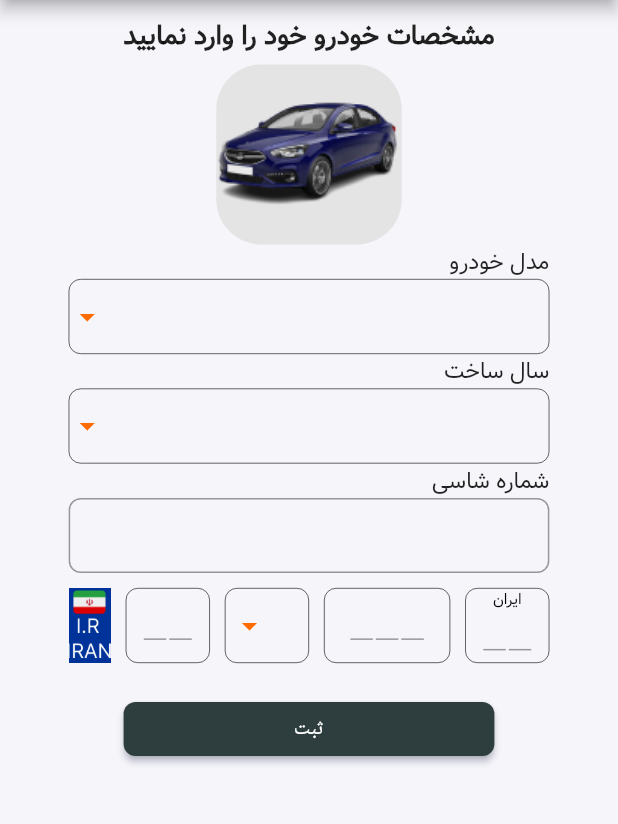
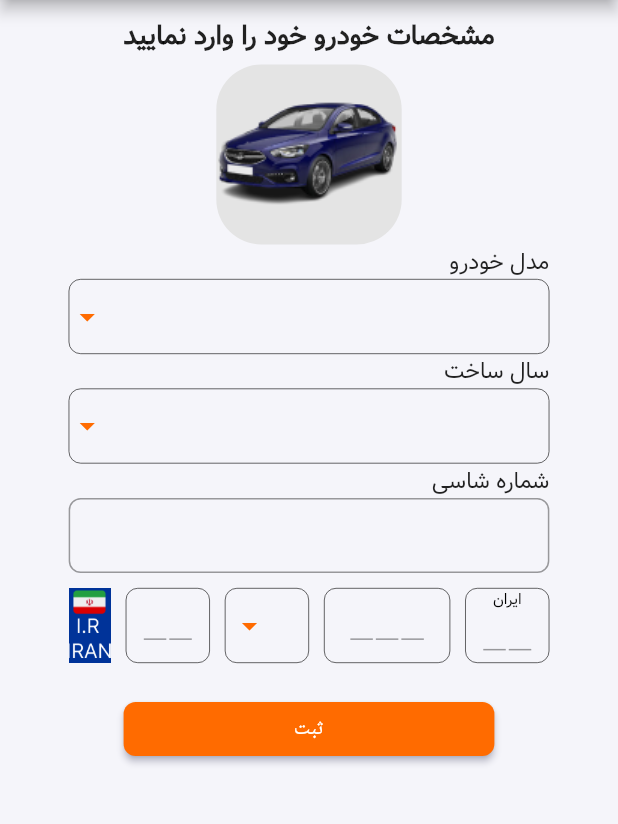
Before and after one commit to parinazAsghari/weather, a Flutter app: the AddNewCar screen opened directly, on a phone screen of 412 x 824 dp, the part 84-908 px from its top. Run offline on Flutter 3.47's test engine with Material 2 defaults, Android fonts, the phone set to English and light mode, and no system bars; our stand-ins replace carousel_indicator, carousel_slider, dots_indicator, flip_card, flutter_map, flutter_neumorphic and 9 more; missing offline and left inert: mapir_raster; accounts and stored records are empty.

Commit message:
sabt button color changed remove car information fix slider bug fix sabt darkhast text position

```diff
--- a/lib/api_provider/provider.dart
+++ b/lib/api_provider/provider.dart
@@ -36,7 +36,7 @@ class ApiProvider {
   static Future<dynamic> sendMobileNumber(String phoneNumber, String code) async {
     Map data = {'MobileNumber': phoneNumber, 'Message': "ضمن تشکر از نصب برنامه، رمز ورود شما:  ${code} \n امداد خودرو سایپا\n "};
 
-    var url = 'http://185.94.99.204:5252/api/Sms/Send';
+    var url = 'http://185.94.99.204:7252/api/Sms/Send';
 
     //encode Map to JSON
     var body = json.encode(data);
--- a/lib/data_base/hive_db.dart
+++ b/lib/data_base/hive_db.dart
@@ -30,20 +30,28 @@ class HiveDB {
     if (boxExists) {
       box = Hive.box(boxName);
     } else {
-      box = await _createHiveBox(boxName,);
+      box = await _createHiveBox(
+        boxName,
+      );
     }
     box.put(dataKey, value);
   }
-  deleteData(dynamic key, String boxName,) async {
+
+  deleteData(
+    int index,
+    String boxName,
+  ) async {
     var box;
     bool boxExists = await Hive.boxExists(boxName);
     if (boxExists) {
       box = Hive.box(boxName);
     } else {
-      box = await _createHiveBox(boxName,);
+      box = await _createHiveBox(
+        boxName,
+      );
     }
 
-    box.delete(key);
+    box.deleteAt(index);
   }
 
   addData(dynamic value, String boxName,) async {
--- a/lib/main.dart
+++ b/lib/main.dart
@@ -34,8 +34,8 @@ class MyApp extends StatelessWidget {
             debugShowCheckedModeBanner: false,
             title: 'امداد خودرو سایپا',
 
-            home: SplashPage(),
-            // home: HomePage(),
+            // home: SplashPage(),
+            home: HomePage(),
 
             localizationsDelegates: [
               GlobalCupertinoLocalizations.delegate,
--- a/lib/views/pages/add_new_car.dart
+++ b/lib/views/pages/add_new_car.dart
@@ -9,7 +9,19 @@ import 'package:flutter/services.dart';
 import 'package:intl/intl.dart';
 
 class AddNewCar extends StatefulWidget {
-  const AddNewCar({Key? key, required this.isCarFromDataBase,  this.chassisNumber,  this.ownerNationalCode,  this.brand,  this.createDate,  this.firstCarTag,  this.secondCarTag,  this.thirdCarTag,  this.fourthCarTag}) : super(key: key);
+  const AddNewCar({
+    Key? key,
+    required this.isCarFromDataBase,
+    this.chassisNumber,
+    this.ownerNationalCode,
+    this.brand,
+    this.createDate,
+    this.firstCarTag,
+    this.secondCarTag,
+    this.thirdCarTag,
+    this.fourthCarTag,
+    this.index,
+  }) : super(key: key);
   final bool isCarFromDataBase;
   final String? chassisNumber;
   final String? ownerNationalCode;
@@ -19,6 +31,7 @@ class AddNewCar extends StatefulWidget {
   final String? secondCarTag;
   final int? thirdCarTag;
   final int? fourthCarTag;
+  final int? index;
 
   @override
   State<AddNewCar> createState() => _AddNewCarState();
@@ -62,12 +75,13 @@ class _AddNewCarState extends State<AddNewCar> {
     pelakDropDownValue = pelakListItem.first;
     if(widget.isCarFromDataBase){
       _chassisNumberController.text = widget.chassisNumber!;
+      _carModelController.text = widget.brand!;
       _nationalCodeController.text = widget.ownerNationalCode!;
       _firstNumberController.text = widget.firstCarTag.toString().characters.first;
       _secondNumberController.text = widget.firstCarTag.toString().characters.last;
       _thirdNumberController.text = widget.thirdCarTag.toString().characters.first;
-      _fourthNumberController.text = widget.thirdCarTag.toString().substring(1,2).characters.first;
-      _fifthNumberController.text =widget.thirdCarTag.toString().characters.last;
+      _fourthNumberController.text = widget.thirdCarTag.toString().substring(1, 2).characters.first;
+      _fifthNumberController.text = widget.thirdCarTag.toString().characters.last;
       _sixthNumberController.text = widget.fourthCarTag.toString().characters.first;
       _seventhNumberController.text = widget.fourthCarTag.toString().characters.last;
       _carModelDefaultValue = widget.brand;
@@ -730,8 +744,8 @@ class _AddNewCarState extends State<AddNewCar> {
                     ),
                   ],
                 ),
-                if (!widget.isCarFromDataBase)
-                  const SizedBox(
+                // if (!widget.isCarFromDataBase)
+                const SizedBox(
                     height: 20,
                   ),
                 if (!widget.isCarFromDataBase)
@@ -742,13 +756,14 @@ class _AddNewCarState extends State<AddNewCar> {
                         flex: 3,
                         child: ElevatedButton(
                             style: ButtonStyle(
+                              backgroundColor: MaterialStateProperty.all(light_theme_secondary),
                               shape: MaterialStateProperty.all(
                                 RoundedRectangleBorder(
                                   borderRadius: BorderRadius.circular(8),
                                 ),
                               ),
                               // primary: secondary_light_grey_color
-                              ),
+                            ),
                           onPressed: ()async {
                               if (_chassisNumberController.text.isEmpty ||
                                   // _nationalCodeController.text.isEmpty ||
@@ -815,6 +830,73 @@ class _AddNewCarState extends State<AddNewCar> {
                   const SizedBox(
                     height: 20,
                   ),
+                if (widget.isCarFromDataBase)
+                  Row(
+                    children: [
+                      const Spacer(),
+                      Expanded(
+                        flex: 3,
+                        child: ElevatedButton(
+                            style: ButtonStyle(
+                              backgroundColor: MaterialStateProperty.all(light_theme_secondary),
+                              shape: MaterialStateProperty.all(
+                                RoundedRectangleBorder(
+                                  borderRadius: BorderRadius.circular(8),
+                                ),
+                              ),
+                              // primary: secondary_light_grey_color
+                            ),
+                            onPressed: () async {
+                              showDialog(
+                                  context: context,
+                                  builder: (BuildContext context) {
+                                    return MessageDialogWidget(
+                                      body: 'آیا اطلاعات خودرو حذف شود؟',
+                                      dismissable: true,
+                                      positiveTxt: 'بله',
+                                      positiveFunc: () async {
+                                        Car car = Car();
+                                        car.chassisNumber = _chassisNumberController.text;
+                                        car.ownerNationalCode = _nationalCodeController.text;
+                                        car.brand = _carModelController.text;
+                                        car.createDate = _createDateController.text;
+                                        car.id = 1;
+                                        car.firstCarTag = int.parse((_firstNumberController.text + _secondNumberController.text));
+                                        car.secondCarTag = _dropDownTagController.text;
+                                        car.thirdCarTag = int.parse((_thirdNumberController.text + _fourthNumberController.text + _fifthNumberController.text));
+                                        car.fourthCarTag = int.parse((_sixthNumberController.text + _seventhNumberController.text));
+                                        HiveDB _hiveDb = HiveDB();
+                                        await _hiveDb.deleteData(widget.index!, 'userBox');
+                                        Navigator.pushReplacement(context, MaterialPageRoute(builder: (BuildContext context) => HomePage()));
+                                      },
+                                    );
+                                  });
+                              // showDialog(
+                              //     context: context,
+                              //     builder: (BuildContext context) {
+                              //       return MessageDialogWidget(
+                              //         body: 'اطلاعات شما با موفقیت ثبت شد',
+                              //         dismissable: true,
+                              //         positiveTxt: 'باشه',
+                              //         positiveFunc: () async {
+                              //           Navigator.pushReplacement(context, MaterialPageRoute(builder: (BuildContext context) => HomePage()));
+                              //         },
+                              //       );
+                              //     });
+                            },
+                            child: const Padding(
+                              padding: EdgeInsets.all(8.0),
+                              child: Text(
+                                'حذف خودرو',
+                                style: TextStyle(
+                                    // color: primary_grey_color
+                                    ),
+                              ),
+                            )),
+                      ),
+                      const Spacer(),
+                    ],
+                  ),
               ],
             ),
           ),
--- a/lib/views/pages/home_page.dart
+++ b/lib/views/pages/home_page.dart
@@ -188,9 +188,11 @@ class _HomePageState extends State<HomePage> {
           enableFeedback: true,
           child: Container(
             height: 45,
-            width: 130,
+            width: 140,
             decoration: BoxDecoration(borderRadius: BorderRadius.circular(25), color: Theme.of(context).accentColor),
             child: Center(
+                child: Padding(
+              padding: const EdgeInsets.all(2.0),
               child: Row(
                 mainAxisAlignment: MainAxisAlignment.center,
                 children: [
@@ -203,6 +205,7 @@ class _HomePageState extends State<HomePage> {
                   ),
                   Icon(Icons.phone, color: Colors.white, size: 20),
                 ],
+              ),
             )),
           ),
         ),
```
Also changed, not shown: lib/views/pages/tabs/emdad_tab.dart (+10 -8 lines), lib/views/pages/tabs/home_tab/home_tab.dart (+45 -16 lines), lib/views/slider_item_widget.dart (+19 -16 lines). Lines whose indentation alone changed are shown as unchanged.
